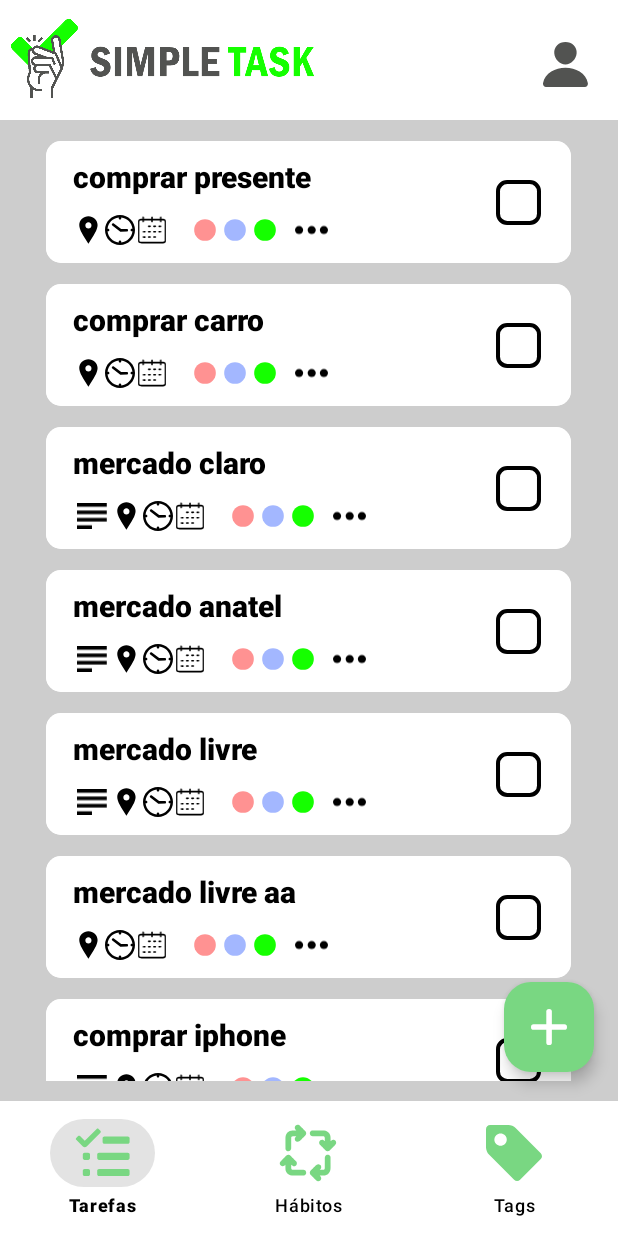
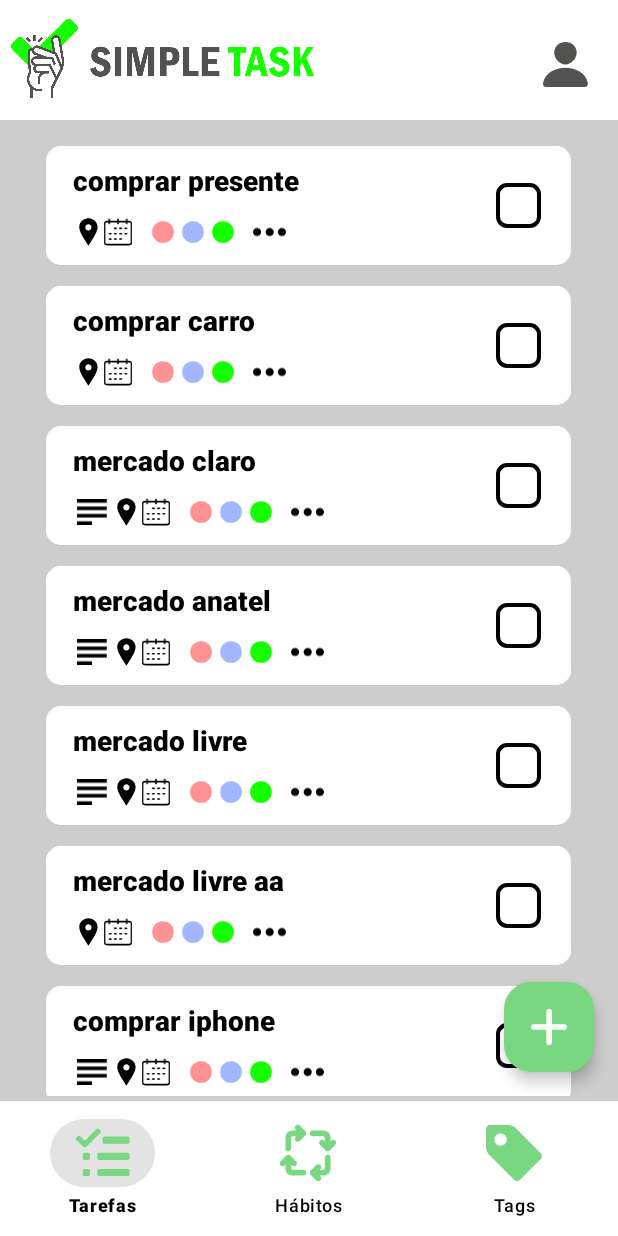
Before and after one commit to JoseEdSouza/simpletask, an Android app: the screen it shows after launch (MainActivity), on a phone screen of 412 x 824 dp. Run offline under Robolectric (Android 15) with nearby library versions, the phone set to English and light mode, and no system bars.

Commit message:
updated models updated DAOs added onclick on task adapter implemented onclick on taskfragment improved visuals of overall activities

```diff
--- a/app/src/main/java/com/dopae/simpletask/MainActivity.kt
+++ b/app/src/main/java/com/dopae/simpletask/MainActivity.kt
@@ -1,13 +1,16 @@
 package com.dopae.simpletask
 
 
+import android.app.Activity
 import android.app.AlertDialog
 import android.content.Context
 import android.content.Intent
 import android.content.res.ColorStateList
-import android.graphics.Color
 import android.os.Bundle
+import android.view.View
 import android.widget.Toast
+import androidx.activity.result.ActivityResult
+import androidx.activity.result.contract.ActivityResultContracts
 import androidx.appcompat.app.AppCompatActivity
 import androidx.core.app.NotificationManagerCompat
 import androidx.core.content.ContextCompat
@@ -24,6 +27,14 @@
     private lateinit var bottomNavView: BottomNavigationView
     private lateinit var floatingActionButton: FloatingActionButton
     private var lastFragmentId: Int = Int.MIN_VALUE
+    private val addActivityLauncher =
+        registerForActivityResult(ActivityResultContracts.StartActivityForResult()) { result: ActivityResult ->
+            if (result.resultCode == Activity.RESULT_OK) {
+                val data = result.data
+            }
+        }
+
+
     override fun onCreate(savedInstanceState: Bundle?) {
         super.onCreate(savedInstanceState)
         initDAOTask()
@@ -31,7 +42,9 @@
         setContentView(binding.root)
         supportActionBar?.hide()
 
-        floatingActionButton = binding.floatingActionButton3
+
+
+        floatingActionButton = binding.fabAdd
         bottomNavView = binding.bottomNavigation
         changeFragment(binding.bottomNavigation.selectedItemId)
         bottomNavView.setOnItemSelectedListener {
@@ -61,9 +74,12 @@
         return true
     }
 
+    private fun replaceFragment(frag: Fragment) {
+        supportFragmentManager.beginTransaction().replace(binding.frameContainer.id, frag).commit()
+    }
 
-    private fun changeFabColor(itemId:Int){
-        val color = when(itemId) {
+    private fun changeFabColor(itemId: Int) {
+        val color = when (itemId) {
             R.id.bottom_tasks -> R.color.green_1
             R.id.bottom_habits -> R.color.red_1
             else -> R.color.blue_1
@@ -72,19 +88,14 @@
             ColorStateList.valueOf(ContextCompat.getColor(this, color))
     }
 
-    private fun changeBottomNavItemColor(itemId:Int){
-        val color = when(itemId) {
+    private fun changeBottomNavItemColor(itemId: Int) {
+        val color = when (itemId) {
             R.id.bottom_tasks -> R.color.color_item_task_bottom_nav
             R.id.bottom_habits -> R.color.color_item_habit_bottom_nav
             else -> R.color.color_item_tag_bottom_nav
         }
         bottomNavView.itemIconTintList =
             ColorStateList.valueOf(ContextCompat.getColor(this, color))
-    }
-
-    private fun replaceFragment(frag: Fragment) {
-        supportFragmentManager.beginTransaction().replace(binding.frameContainer.id, frag).commit()
-
     }
 
     private fun askNotificationsPerm(context: Context) {
@@ -107,20 +118,27 @@
     }
 
     private fun initDAOTask() {
-        val task1 = Task(1, "comprar presente", "", false, mutableSetOf())
-        val task2 = Task(2, "comprar carro", "", false, mutableSetOf())
-        val task3 = Task(3, "mercado claro", "comprar pão", false, mutableSetOf())
-        val task4 = Task(4, "mercado anatel", "comprar pão", false, mutableSetOf())
-        val task5 = Task(5, "mercado livre", "comprar pão", false, mutableSetOf())
-        val task6 = Task(6, "mercado livre aa", "", false, mutableSetOf())
-        val task7 = Task(7, "comprar iphone ", "fingir ser rica ", false, mutableSetOf())
+        var lastId = 0
+        val tasks = listOf(
+            Task(++lastId, "comprar presente", ""),
+            Task(++lastId, "comprar carro", ""),
+            Task(++lastId, "mercado claro", "comprar pão"),
+            Task(++lastId, "mercado anatel", "comprar pão"),
+            Task(++lastId, "mercado livre", "comprar pão"),
+            Task(++lastId, "mercado livre aa", ""),
+            Task(++lastId, "comprar iphone ", "fingir ser rica "),
+            Task(++lastId, "comprar iphone teste teste teste", ""),
+            Task(++lastId, "comprar iphone teste teste teste teste teste teste teste", ""),
+            Task(++lastId, "comprar iphone a   b   c   d   e   f   g", ""),
+            )
         val dao = TaskDAOImp.getInstance()
-        dao.add(task1)
-        dao.add(task2)
-        dao.add(task3)
-        dao.add(task4)
-        dao.add(task5)
-        dao.add(task6)
-        dao.add(task7)
+        tasks.forEach{ dao.add(it) }
     }
+
+    fun startAddActivity(view: View) {
+        val intent = Intent(this, AddTaskActivity::class.java)
+        addActivityLauncher.launch(intent)
+    }
+
+
 }
--- a/app/src/main/java/com/dopae/simpletask/adapter/TaskAdapter.kt
+++ b/app/src/main/java/com/dopae/simpletask/adapter/TaskAdapter.kt
@@ -1,6 +1,7 @@
 package com.dopae.simpletask.adapter
 
 import android.view.LayoutInflater
+import android.view.View
 import android.view.ViewGroup
 import android.widget.LinearLayout
 import androidx.constraintlayout.widget.ConstraintLayout
@@ -9,13 +10,12 @@
 import com.dopae.simpletask.dao.TagDAOImp
 import com.dopae.simpletask.databinding.TaskAdapterBinding
 import com.dopae.simpletask.model.Task
-import com.dopae.simpletask.utils.TagColor
-import kotlin.math.roundToInt
-import kotlin.streams.toList
 
 class TaskAdapter(private val taskDAO: DAO<Task>) :
     RecyclerView.Adapter<TaskAdapter.TaskViewHolder>() {
 
+    private val positionIdMap = HashMap<Int, Int>()
+    private var mListener: OnItemClickListener? = null
     override fun onCreateViewHolder(parent: ViewGroup, viewType: Int): TaskViewHolder {
         val taskAdapterBinding =
             TaskAdapterBinding.inflate(LayoutInflater.from(parent.context), parent, false)
@@ -25,31 +25,55 @@
     override fun getItemCount(): Int = taskDAO.size()
 
     override fun onBindViewHolder(holder: TaskViewHolder, position: Int) {
-        val task = taskDAO.get(position+1)!!
+        val task = taskDAO.getByPosition(position)
+        positionIdMap[position] = task.id
         holder.taskName.text = task.name
         if (task.description == "") {
             holder.taskIndicators.removeView(holder.binding.imgViewDescription)
         }
     }
 
+    interface OnItemClickListener {
+        fun onItemClick(position: Int)
+    }
 
-    inner class TaskViewHolder(val binding: TaskAdapterBinding) : RecyclerView.ViewHolder(binding.root){
+    fun setOnItemClickListener(listener: OnItemClickListener) {
+        mListener = listener
+    }
+
+
+    inner class TaskViewHolder(val binding: TaskAdapterBinding) :
+        RecyclerView.ViewHolder(binding.root),
+        View.OnClickListener {
         val taskIndicators = binding.linearLayoutTasksIndicators
         var taskName = binding.txtViewTaskName
         private val tagDAO = TagDAOImp.getInstance()
-        private fun setTaskIndicators(task:Task,indicatorsLayout:LinearLayout){
-            if(task.description == "")
+
+        init {
+            binding.root.setOnClickListener(this)
+        }
+
+        override fun onClick(v: View) {
+            mListener?.let {
+                val id = positionIdMap[absoluteAdapterPosition] ?: RecyclerView.NO_POSITION
+                if (id!= RecyclerView.NO_POSITION) {
+                    it.onItemClick(id)
+                }
+            }
+        }
+
+        private fun setTaskIndicators(task: Task, indicatorsLayout: LinearLayout) {
+            if (task.description == "")
                 indicatorsLayout.removeView(binding.imgViewDescription)
         }
 
-        private fun setTaskTags(task:Task,tagsLayout:LinearLayout,parent:ConstraintLayout){
-            if(task.tags.size <= 3){
+        private fun setTaskTags(task: Task, tagsLayout: LinearLayout, parent: ConstraintLayout) {
+            if (task.tags.size <= 3) {
                 parent.removeView(binding.imgViewTreeDots)
-                binding.imgViewTag1.backgroundTintList = tagDAO.get(task.tags.first())?.color?.getColorStateList()
+                binding.imgViewTag1.backgroundTintList =
+                    tagDAO.get(task.tags.first())?.color?.getColorStateList()
 
             }
-
-
 
 
         }
--- a/app/src/main/java/com/dopae/simpletask/dao/DAO.kt
+++ b/app/src/main/java/com/dopae/simpletask/dao/DAO.kt
@@ -1,10 +1,11 @@
 package com.dopae.simpletask.dao
 
+
 interface DAO<T> {
-    fun get(id:Int): T?
-    fun add(model:T):Boolean
-    fun update(id:Int,model:T):Boolean
-    fun remove(id:Int):Boolean
-    fun size():Int
-
+    fun get(id: Int): T?
+    fun add(model: T): Boolean
+    fun update(id: Int, model: T): Boolean
+    fun remove(id: Int): Boolean
+    fun size(): Int
+    fun getByPosition(position: Int): T
 }
--- a/app/src/main/java/com/dopae/simpletask/dao/HabitDAOImp.kt
+++ b/app/src/main/java/com/dopae/simpletask/dao/HabitDAOImp.kt
@@ -53,4 +53,6 @@
 
     override fun size(): Int = habits.size
 
+    override fun getByPosition(position: Int): Habit = habits[position]
+
 }
--- a/app/src/main/java/com/dopae/simpletask/dao/TagDAOImp.kt
+++ b/app/src/main/java/com/dopae/simpletask/dao/TagDAOImp.kt
@@ -1,6 +1,4 @@
 package com.dopae.simpletask.dao
-
-
 import com.dopae.simpletask.model.Tag
 
 
@@ -50,4 +48,5 @@
 
     override fun size(): Int = tags.size
 
+    override fun getByPosition(position: Int): Tag = tags[position]
 }
--- a/app/src/main/java/com/dopae/simpletask/dao/TaskDAOImp.kt
+++ b/app/src/main/java/com/dopae/simpletask/dao/TaskDAOImp.kt
@@ -27,7 +27,7 @@
     }
 
     override fun remove(id: Int): Boolean {
-        var task: Task? = get(id) ?: return false
+        val task: Task = get(id) ?: return false
         return tasks.remove(task)
     }
 
@@ -49,4 +49,6 @@
 
     override fun size(): Int = tasks.size
 
+    override fun getByPosition(position: Int): Task = tasks[position]
+
 }
--- a/app/src/main/java/com/dopae/simpletask/dao/UserDAOImp.kt
+++ b/app/src/main/java/com/dopae/simpletask/dao/UserDAOImp.kt
@@ -47,4 +47,6 @@
 
     override fun size(): Int = users.size
 
+    override fun getByPosition(position: Int): User = users[position]
+
 }
--- a/app/src/main/java/com/dopae/simpletask/model/Habit.kt
+++ b/app/src/main/java/com/dopae/simpletask/model/Habit.kt
@@ -3,7 +3,7 @@
 import com.dopae.simpletask.utils.Frequency
 import java.util.Date
 
-class Habit(
+data class Habit(
     var id: Int,
     var name: String,
     var actualStreak:Int = 0,
--- a/app/src/main/java/com/dopae/simpletask/model/Task.kt
+++ b/app/src/main/java/com/dopae/simpletask/model/Task.kt
@@ -6,5 +6,15 @@
     var description: String,
     var concluded: Boolean = false,
     val tags: MutableSet<Int> = mutableSetOf(),
-    val triggers: MutableList<Trigger> = mutableListOf()
-)
+    var trigger: Trigger? = null
+) {
+    fun addTag(tag: Tag) = tags.add(tag.id)
+    fun removeTag(tag: Tag) = tags.remove(tag.id)
+    fun addAllTags(tags: Collection<Tag>) {
+        tags.forEach {
+            this.tags.add(it.id)
+        }
+    }
+
+
+}
--- a/app/src/main/java/com/dopae/simpletask/model/User.kt
+++ b/app/src/main/java/com/dopae/simpletask/model/User.kt
@@ -1,3 +1,3 @@
 package com.dopae.simpletask.model
 
-class User(val id: Int, var name: String, var email: String, var password: String)
+data class User(val id: Int, var name: String, var email: String, var password: String)
--- a/app/src/main/java/com/dopae/simpletask/view/TasksFragment.kt
+++ b/app/src/main/java/com/dopae/simpletask/view/TasksFragment.kt
@@ -1,19 +1,31 @@
 package com.dopae.simpletask.view
 
+import android.app.Activity
+import android.content.Intent
 import android.os.Bundle
 import android.view.LayoutInflater
 import android.view.View
 import android.view.ViewGroup
-import androidx.core.view.get
+import androidx.activity.result.contract.ActivityResultContracts
 import androidx.fragment.app.Fragment
 import androidx.recyclerview.widget.LinearLayoutManager
 import androidx.recyclerview.widget.RecyclerView
 import com.dopae.simpletask.R
+import com.dopae.simpletask.TaskDetailsActivity
 import com.dopae.simpletask.adapter.TaskAdapter
 import com.dopae.simpletask.dao.TaskDAOImp
 import com.google.android.material.floatingactionbutton.FloatingActionButton
 
 class TasksFragment : Fragment() {
+
+
+    private val taskDetailsLauncher =
+        registerForActivityResult(ActivityResultContracts.StartActivityForResult()) { result ->
+            if (result.resultCode == Activity.RESULT_OK) {
+                val data = result.data
+            }
+
+        }
 
     override fun onCreateView(
         inflater: LayoutInflater, container: ViewGroup?,
@@ -25,12 +37,19 @@
             //setting recycler view
             with(view) {
                 layoutManager = LinearLayoutManager(context)
-                adapter = TaskAdapter(TaskDAOImp.getInstance())
+                val mAdapter = TaskAdapter(TaskDAOImp.getInstance())
+                mAdapter.setOnItemClickListener(object : TaskAdapter.OnItemClickListener {
+                    override fun onItemClick(position: Int) {
+                        startTaskDetailsActivity(position)
+                    }
+                })
+                adapter = mAdapter
+
             }
 
             //setting fab button behavior when scrolling
             val fab =
-                requireActivity().findViewById<FloatingActionButton>(R.id.floatingActionButton3)
+                requireActivity().findViewById<FloatingActionButton>(R.id.fabAdd)
             view.addOnScrollListener(object : RecyclerView.OnScrollListener() {
                 override fun onScrolled(recyclerView: RecyclerView, dx: Int, dy: Int) {
                     super.onScrolled(recyclerView, dx, dy)
@@ -39,7 +58,7 @@
                     val totalItemCount = layoutManager.itemCount
                     val lastVisibleItem = layoutManager.findLastVisibleItemPosition()
 
-                    if (dy > 0 && totalItemCount <= lastVisibleItem) {
+                    if (dy > 0 && totalItemCount <= lastVisibleItem + 1) {
                         fab.hide()
                     } else {
                         fab.show()
@@ -51,5 +70,11 @@
         return view
     }
 
+    fun startTaskDetailsActivity(position: Int) {
+        val intent = Intent(activity, TaskDetailsActivity::class.java)
+        intent.putExtra("ID", position)
+        taskDetailsLauncher.launch(intent)
+    }
+
 
 }
--- a/app/src/main/res/layout/activity_main.xml
+++ b/app/src/main/res/layout/activity_main.xml
@@ -25,7 +25,8 @@
             android:src="@drawable/text_simple_task"
             app:layout_constraintBottom_toBottomOf="parent"
             app:layout_constraintStart_toStartOf="parent"
-            app:layout_constraintTop_toTopOf="parent" />
+            app:layout_constraintTop_toTopOf="parent"
+            tools:ignore="ContentDescription" />
 
         <ImageButton
             android:id="@+id/imgBtnUser"
@@ -42,7 +43,8 @@
             app:layout_constraintStart_toEndOf="@+id/imgViewLogo"
             app:layout_constraintTop_toTopOf="parent"
             app:layout_constraintVertical_bias="0.567"
-            app:tint="@color/gray_3" />
+            app:tint="@color/gray_3"
+            tools:ignore="ContentDescription" />
 
         <ImageView
             android:id="@+id/imgViewIcon"
@@ -54,7 +56,8 @@
             app:layout_constraintHorizontal_bias="1.0"
             app:layout_constraintStart_toStartOf="parent"
             app:layout_constraintTop_toTopOf="parent"
-            app:layout_constraintVertical_bias="0.0" />
+            app:layout_constraintVertical_bias="0.0"
+            tools:ignore="ContentDescription" />
 
     </androidx.constraintlayout.widget.ConstraintLayout>
 
@@ -67,15 +70,15 @@
         app:layout_constraintTop_toBottomOf="@+id/linearLayout">
 
         <com.google.android.material.floatingactionbutton.FloatingActionButton
-            android:id="@+id/floatingActionButton3"
+            android:id="@+id/fabAdd"
             android:layout_width="wrap_content"
             android:layout_height="wrap_content"
             android:clickable="true"
             android:forceDarkAllowed="false"
+            android:onClick="startAddActivity"
             android:scaleType="center"
             android:src="@drawable/plus"
             android:theme="@null"
-            app:tint="@color/white"
             app:backgroundTint="@color/green_1"
             app:fabCustomSize="60dp"
             app:layout_constraintBottom_toBottomOf="parent"
@@ -85,7 +88,9 @@
             app:layout_constraintTop_toTopOf="parent"
             app:layout_constraintVertical_bias="0.968"
             app:rippleColor="@color/white"
-            app:shapeAppearanceOverlay="@style/ShapeAppearanceOverlay.Material3.FloatingActionButton" />
+            app:shapeAppearanceOverlay="@style/ShapeAppearanceOverlay.Material3.FloatingActionButton"
+            app:tint="@color/white"
+            tools:ignore="ContentDescription" />
 
         <FrameLayout
             android:id="@+id/frame_container"
@@ -115,7 +120,8 @@
         app:layout_constraintBottom_toBottomOf="parent"
         app:layout_constraintEnd_toEndOf="parent"
         app:layout_constraintStart_toStartOf="parent"
-        app:menu="@menu/bottom_menu">
+        app:menu="@menu/activity_main_menu"
+        tools:ignore="VisualLintBottomNav">
 
     </com.google.android.material.bottomnavigation.BottomNavigationView>
 
--- a/app/src/main/res/layout/fragment_tasks.xml
+++ b/app/src/main/res/layout/fragment_tasks.xml
@@ -1,13 +1,14 @@
 <?xml version="1.0" encoding="utf-8"?>
 <androidx.recyclerview.widget.RecyclerView xmlns:android="http://schemas.android.com/apk/res/android"
-    xmlns:app="http://schemas.android.com/apk/res-auto"
     xmlns:tools="http://schemas.android.com/tools"
     android:id="@+id/recyclerViewTasks"
     android:layout_width="wrap_content"
     android:layout_height="match_parent"
     android:layout_gravity="center"
     android:layout_marginTop="3dp"
-    android:layout_marginBottom="10dp"
-    android:scrollbars="vertical"
-    app:circularflow_defaultRadius="10dp"
+    android:layout_marginBottom="3dp"
+    android:clipToPadding="false"
+
+    android:paddingBottom="90dp"
+    tools:layout_gravity="center"
     tools:listitem="@layout/task_adapter" />
--- a/app/src/main/res/layout/task_adapter.xml
+++ b/app/src/main/res/layout/task_adapter.xml
@@ -6,8 +6,7 @@
     android:layout_height="wrap_content"
     android:layout_gravity="center"
     android:layout_marginTop="14dp"
-    android:background="@android:color/transparent"
-    tools:layout_gravity="center">
+    android:background="@android:color/transparent">
 
     <androidx.cardview.widget.CardView
         android:id="@+id/cardTask"
@@ -28,10 +27,13 @@
 
             <TextView
                 android:id="@+id/txtViewTaskName"
-                android:layout_width="wrap_content"
-                android:layout_height="wrap_content"
+                android:layout_width="250dp"
+                android:layout_height="25dp"
                 android:layout_marginStart="18dp"
                 android:layout_marginTop="10dp"
+                android:autoSizeMaxTextSize="22sp"
+                android:autoSizeMinTextSize="18sp"
+                android:autoSizeTextType="uniform"
                 android:fontFamily="sans-serif-black"
                 android:text="@string/placeholder"
                 android:textColor="@color/black"
@@ -77,14 +79,6 @@
                         android:src="@drawable/location" />
 
                     <ImageView
-                        android:id="@+id/imgViewTime"
-                        android:layout_width="20dp"
-                        android:layout_height="wrap_content"
-                        android:layout_margin="1dp"
-                        android:layout_weight="1"
-                        android:src="@drawable/clock" />
-
-                    <ImageView
                         android:id="@+id/imgViewCalendar"
                         android:layout_width="20dp"
                         android:layout_height="wrap_content"
@@ -98,7 +92,7 @@
                     android:id="@+id/linearLayoutTasksTags"
                     android:layout_width="60dp"
                     android:layout_height="match_parent"
-                    android:layout_marginLeft="15dp"
+                    android:layout_marginStart="10dp"
                     android:layout_weight="1"
                     android:maxHeight="24dp"
                     android:orientation="horizontal"
--- a/app/src/main/res/values/strings.xml
+++ b/app/src/main/res/values/strings.xml
@@ -13,4 +13,10 @@
         Permitir Notificações
     </string>
     <string name="placeholder">Lorem ipsum dolor sit amet</string>
+    <string name="back">Voltar</string>
+    <string name="edit">Editar</string>
+    <string name="delete">Deletar</string>
+    <string name="save">Salvar</string>
+    <string name="concluded">Concluir</string>
+
 </resources>
```
Also changed, not shown: app/src/main/AndroidManifest.xml (+10 -5 lines), app/src/main/res/menu/activity_main_menu.xml (renamed from app/src/main/res/menu/bottom_menu.xml).
